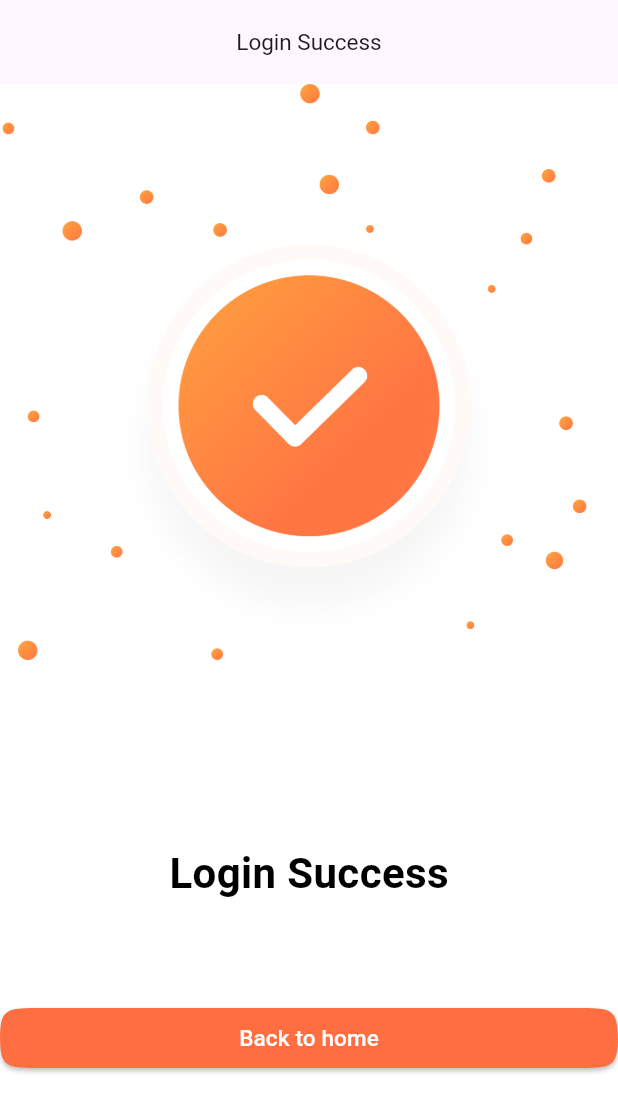
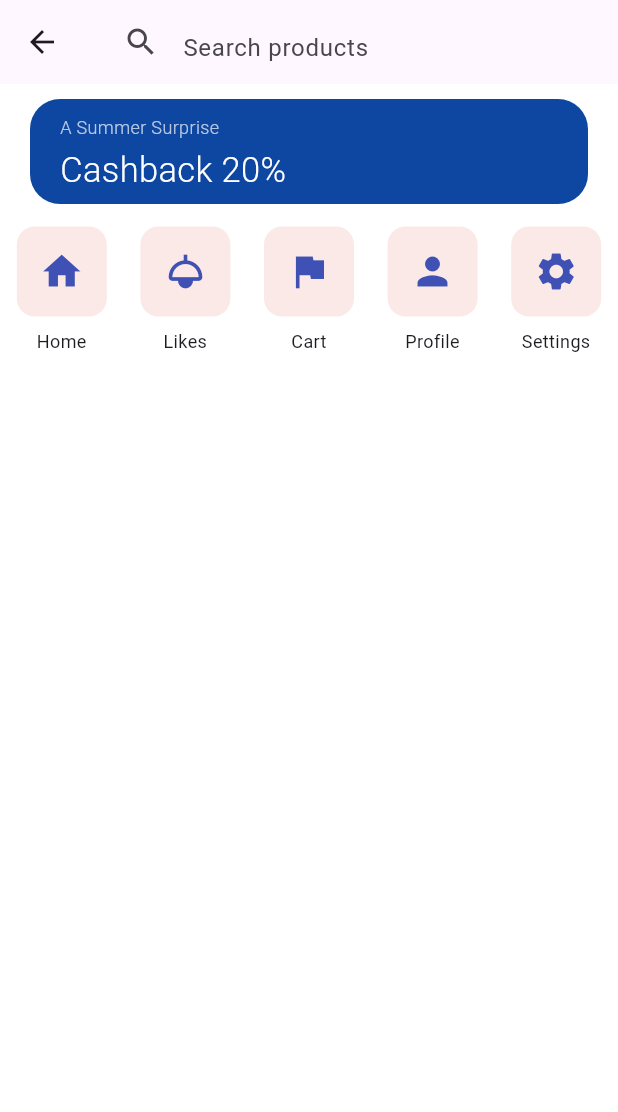
Before and after one commit to MEhsan1237/UI-Kit-E-commerce, a Flutter app: the FullScreenImage screen opened directly, after a tap on "Back to home", on a phone screen of 412 x 824 dp. Shown: the top 1112 px of the screen. Run offline on Flutter 3.47's test engine with Material 3 defaults, Android fonts, the phone set to English and light mode, and no system bars; our stand-ins replace pin_code_fields, smooth_page_indicator.

Commit message:
changes upload

```diff
--- /dev/null
+++ b/lib/components/container.dart
@@ -0,0 +1,38 @@
+import 'package:flutter/material.dart';
+
+
+class ContainerWidget extends StatelessWidget {
+  const ContainerWidget({super.key});
+
+  @override
+  Widget build(BuildContext context) {
+    return  Padding(
+      padding: const EdgeInsets.only(left: 20.0,right: 20.0),
+      child: Container(
+        height: 70,
+        width: double.infinity,
+        decoration: BoxDecoration(
+          borderRadius: BorderRadius.circular(20),
+          color: Color(0xFF0D47A1),
+        ),
+        child: Column(
+           mainAxisAlignment: MainAxisAlignment.start,
+          crossAxisAlignment: CrossAxisAlignment.start,
+
+          children: [
+            SizedBox(height: 10,),
+            Padding(
+              padding: const EdgeInsets.only(left: 20.0),
+              child: Text("A Summer Surprise",style: TextStyle(color: Colors.white70,fontSize: 12,fontWeight: FontWeight.w300),),
+            ),
+            Padding(
+              padding: const EdgeInsets.only(left: 20.0,top: 4.0),
+              child: Text("Cashback 20%",style: TextStyle(color: Colors.white,fontSize: 23,fontWeight: FontWeight.w300),),
+            ),
+
+          ],
+        ),
+      ),
+    );
+  }
+}
--- /dev/null
+++ b/lib/components/containericontext.dart
@@ -0,0 +1,57 @@
+import 'package:flutter/material.dart';
+
+class IconRowWithLabels extends StatelessWidget {
+  final List<IconData> icons;
+  final List<String> labels;
+
+  const IconRowWithLabels({
+    super.key,
+    required this.icons,
+    required this.labels,
+  });
+
+  @override
+  Widget build(BuildContext context) {
+    return Column(
+      children: [
+        // Row of containers with icons
+        Row(
+          mainAxisAlignment: MainAxisAlignment.spaceAround,
+          children: List.generate(5, (index) {
+            return Material(
+              color: Colors.transparent,
+              child: InkWell(
+                onTap: (){},
+                borderRadius: BorderRadius.circular(12),
+                child: Container(
+                  width: 60,
+                  height: 60,
+                  decoration: BoxDecoration(
+                    color: 		Color(0xFFFBE9E7),
+                    borderRadius: BorderRadius.circular(12),
+                  ),
+                  child: Icon(icons[index], size: 30, color: Colors.indigo),
+                ),
+              ),
+            );
+          }),
+        ),
+        const SizedBox(height: 8),
+        // Row of labels under each container
+        Row(
+          mainAxisAlignment: MainAxisAlignment.spaceAround,
+          children: List.generate(5, (index) {
+            return SizedBox(
+              width: 60,
+              child: Text(
+                labels[index],
+                textAlign: TextAlign.center,
+                style: const TextStyle(fontSize: 12),
+              ),
+            );
+          }),
+        ),
+      ],
+    );
+  }
+}
--- /dev/null
+++ b/lib/main3.dart
@@ -0,0 +1,10 @@
+import 'package:e_ui_comm_kit/screens/mainpagescreen.dart';
+import 'package:flutter/material.dart';
+ void main()
+ {
+
+   runApp(MaterialApp(
+     debugShowCheckedModeBanner: false,
+     home: MainPageScreen(),
+   ));
+ }
--- a/lib/screens/mainpagescreen.dart
+++ b/lib/screens/mainpagescreen.dart
@@ -0,0 +1,67 @@
+import 'package:e_ui_comm_kit/components/container.dart';
+import 'package:e_ui_comm_kit/components/containericontext.dart';
+import 'package:flutter/material.dart';
+
+class MainPageScreen extends StatefulWidget {
+  const MainPageScreen({super.key});
+
+  @override
+  State<MainPageScreen> createState() => _MainPageScreenState();
+}
+
+class _MainPageScreenState extends State<MainPageScreen> {
+  TextEditingController searchController = TextEditingController();
+
+  @override
+  Widget build(BuildContext context) {
+    return Scaffold(
+      appBar: AppBar(
+        title: Container(
+          height: 40,
+          padding: const EdgeInsets.symmetric(horizontal: 10),
+          decoration: BoxDecoration(
+
+          ),
+          child: const TextField(
+            decoration: InputDecoration(
+              hintText: "Search products",
+              border: InputBorder.none,
+
+
+              icon: Icon(Icons.search),
+            ),
+          ),
+        ),
+        actions: [
+          Image(image: AssetImage("assets/images/Cart Icon.svg")),
+
+
+          Image(image: AssetImage("assets/images/Cart Icon.svg")),
+
+
+        ],
+      ),
+      body: Column(children: [SizedBox(height: 10), ContainerWidget(),
+        SizedBox(height: 15,),
+        IconRowWithLabels(icons: [
+          Icons.home,
+          Icons.light,
+          Icons.flag,
+          Icons.person,
+          Icons.settings,
+
+        ], labels: [
+          "Home",
+          "Likes",
+          "Cart",
+          "Profile",
+          "Settings",
+
+        ],),
+
+      ]
+
+      ),
+    );
+  }
+}
--- a/lib/screens/success.dart
+++ b/lib/screens/success.dart
@@ -1,4 +1,5 @@
 import 'package:e_ui_comm_kit/components/button.dart';
+import 'package:e_ui_comm_kit/screens/mainpagescreen.dart';
 import 'package:flutter/material.dart';
 
 class FullScreenImage extends StatelessWidget {
@@ -7,6 +8,11 @@ class FullScreenImage extends StatelessWidget {
   Widget build(BuildContext context) {
     return Scaffold(
       appBar: AppBar(
+        leading: IconButton(
+            highlightColor: Colors.deepOrangeAccent,
+            onPressed: (){
+              Navigator.pop(context);
+            }, icon: Icon(Icons.arrow_back_ios_new_outlined,size: 20, color: Colors.black,)),
         centerTitle: true,
         title: Text("Login Success", style: TextStyle(fontSize: 15)),
       ),
@@ -37,6 +43,7 @@ class FullScreenImage extends StatelessWidget {
                    ),
                    SizedBox(height: 70,),
                    ButtonContinue(onPressed: (){
+                      Navigator.pushReplacement(context, MaterialPageRoute(builder: (context) => MainPageScreen(),));
 
                    }, text: "Back to home",),
                  ],
```
Also changed, not shown: assets/images/Bell.svg (added), assets/images/Cart Icon.svg (added), assets/images/Discover.svg (added), assets/images/Flash Icon.svg (added), assets/images/Game Icon.svg (added), assets/images/Gift Icon.svg (added), assets/images/Shop Icon.svg (added), assets/images/arrow_right.svg (added), assets/images/google-icon.svg (added), assets/images/twitter.svg (added).
